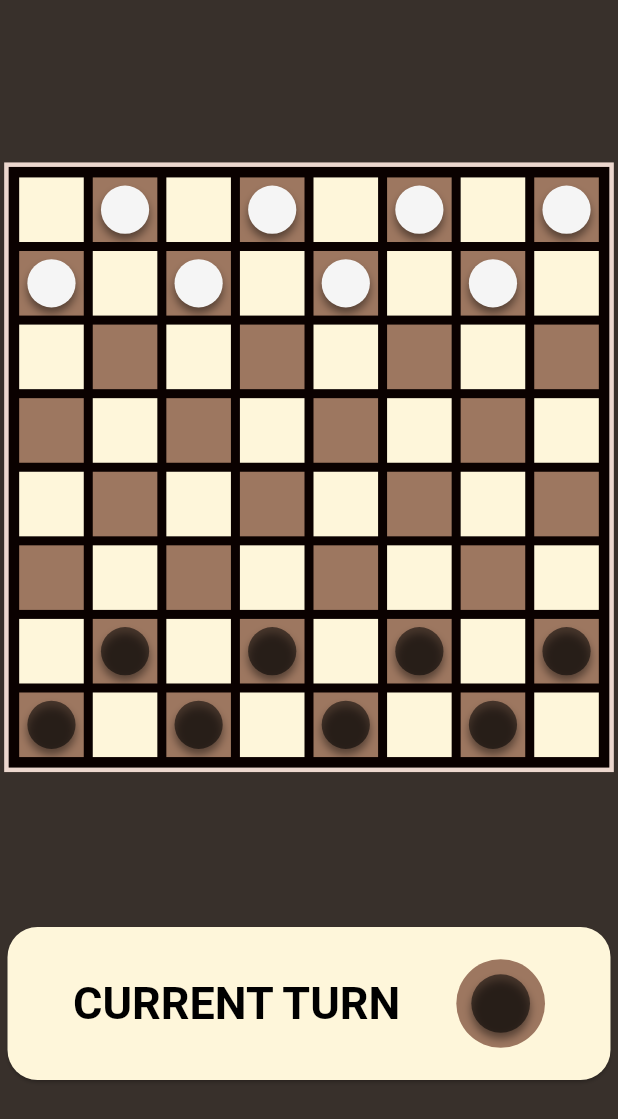
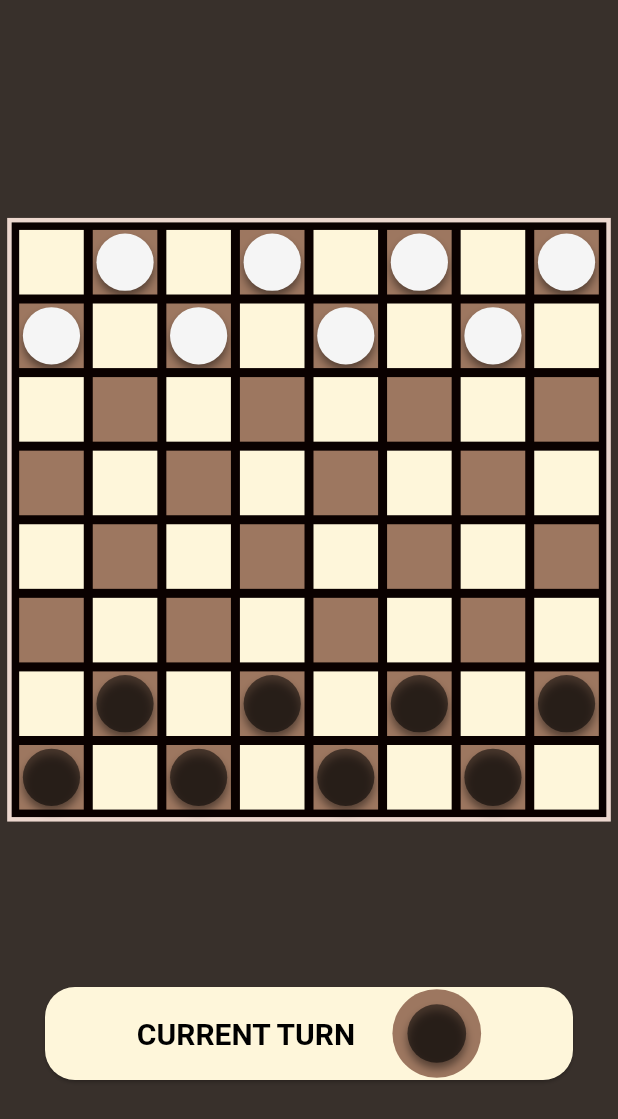
Before and after one commit to ElinaBarabas/Checkers-Bachelor-Thesis, a Flutter app: the screen it shows after launch, after a tap on "Play", on a phone screen of 412 x 824 dp. Shown: the top 1119 px of the screen. Run offline on Flutter 3.47's test engine with Material 2 defaults, Android fonts, the phone set to English and light mode, and no system bars.

Commit message:
Changed resolution details

```diff
--- a/checkers/lib/main.dart
+++ b/checkers/lib/main.dart
@@ -84,7 +84,7 @@ class _MyGamePageState extends State<MyGamePage> {
                 child: buildGameTable(),
               )),
           buildWinnerWidget(),
-          const SizedBox(width: 100, height: 40),
+          const SizedBox(width: 100, height: 10),
           Row(mainAxisAlignment: MainAxisAlignment.spaceAround,
               children: <Widget>[buildCurrentPlayerTurn()],),
 
@@ -131,7 +131,7 @@ class _MyGamePageState extends State<MyGamePage> {
       color: Color(0xffecd7ce),
       child: Padding(
         padding: const EdgeInsets.all(3.0),
-        child: Container(padding: const EdgeInsets.all(4),
+        child: Container(padding: const EdgeInsets.all(2),
             color: widget.colorBorderTable,
             child: Column(mainAxisSize: MainAxisSize.min,
                 children: listCol)),
@@ -164,7 +164,7 @@ class _MyGamePageState extends State<MyGamePage> {
           .checker;
 
       menWidget =
-          Center(child: buildMenWidget(player: men.player, isKing: men.isKing, size: blockSize - 7));
+          Center(child: buildMenWidget(player: men.player, isKing: men.isKing, size: blockSize - 1));
 
       if (men.player == gameTable.currentPlayer) {
 
@@ -255,8 +255,8 @@ class _MyGamePageState extends State<MyGamePage> {
   Widget buildCurrentPlayerTurn() {
 
     return SizedBox(
-      width: 410,
-      height: 110,
+      width: 360,
+      height: 70,
       child: Card(
         color: const Color.fromRGBO(254, 246, 218, 1),
         shape: RoundedRectangleBorder(
@@ -269,7 +269,7 @@ class _MyGamePageState extends State<MyGamePage> {
           "CURRENT TURN     ",
           style: TextStyle(
               color: Colors.black,
-              fontSize: 30,
+              fontSize: 20,
               fontWeight: FontWeight.bold),
         ),
           Container(
@@ -296,6 +296,7 @@ class _MyGamePageState extends State<MyGamePage> {
     // winner = winner.toUpperCase();
 
     return gameTable.checkWinner() != 0 ? Card(
+
         color: const Color(0xff9d7760),
         shape: RoundedRectangleBorder(
           borderRadius: BorderRadius.circular(20),
@@ -307,10 +308,10 @@ class _MyGamePageState extends State<MyGamePage> {
             "WINNER: $winner ",
             style: const TextStyle(
                 color: Colors.black,
-                fontSize: 25,
+                fontSize: 20,
                 fontWeight: FontWeight.bold),
           ),
-          SizedBox(width: 40, height: 75),
+          SizedBox(width: 10, height: 75),
           Container(
             decoration: BoxDecoration(
                 borderRadius: BorderRadius.circular(150),
@@ -324,7 +325,7 @@ class _MyGamePageState extends State<MyGamePage> {
                               MaterialPageRoute(builder: (BuildContext context) => const MyApp()),
                             );
                           },
-                          child: const Text("Play again", style: TextStyle(color: Colors.black, fontSize: 25, fontWeight: FontWeight.bold)),)
+                          child: const Text("Play again", style: TextStyle(color: Colors.black, fontSize: 17, fontWeight: FontWeight.bold)),)
           )
         )])
     ) : const SizedBox( width: 1.0, height: 1.0);
@@ -336,11 +337,11 @@ class _MyGamePageState extends State<MyGamePage> {
       return Container(width: size, height: size,
           decoration: BoxDecoration(
               shape: BoxShape.circle,
-              boxShadow: [BoxShadow(
+              boxShadow: const [BoxShadow(
                   color: Colors.black45, offset: Offset(0, 4), blurRadius: 4)
               ],
               color: player == 2 ? Colors.black54 : Colors.grey[100]),
-          child: Icon(Icons.star,
+          child: ImageIcon( const AssetImage("assets/images/king1.png"),
               color: player == 2 ? Colors.grey[100]?.withOpacity(0.5) : Colors
                   .black54.withOpacity(0.5),
               size: size - (size * 0.1)));
@@ -349,7 +350,7 @@ class _MyGamePageState extends State<MyGamePage> {
     return Container(width: size, height: size,
         decoration: BoxDecoration(
             shape: BoxShape.circle,
-            boxShadow: [BoxShadow(
+            boxShadow: const [BoxShadow(
                 color: Colors.black45, offset: Offset(0, 4), blurRadius: 4)
             ],
             color: player == 2 ? Colors.black54 : Colors.grey[100]));
--- a/checkers/lib/screens/homepage.dart
+++ b/checkers/lib/screens/homepage.dart
@@ -35,9 +35,7 @@ class _HomepageState extends State<Homepage> {
                 height: 10,
               ),
 
-              const SizedBox(
-                height: 30,
-              ),
+
               Padding(
                 padding: const EdgeInsets.symmetric(horizontal: 15),
                 child: Column(
@@ -83,7 +81,7 @@ class _HomepageState extends State<Homepage> {
                     "Checkers",
                     style: TextStyle(
                       color: Colors.white,
-                      fontSize: 40,
+                      fontSize: 30,
                       fontWeight: FontWeight.bold
                     ),
                   ),
@@ -91,7 +89,7 @@ class _HomepageState extends State<Homepage> {
                     "from photo to playing",
                     style: TextStyle(
                         color: Colors.white,
-                        fontSize: 30,
+                        fontSize: 20,
                         ),
                   ),
                 ],
```
Also changed, not shown: checkers/lib/screens/rules.dart (+13 -13 lines), checkers/assets/images/king1.png (added).
